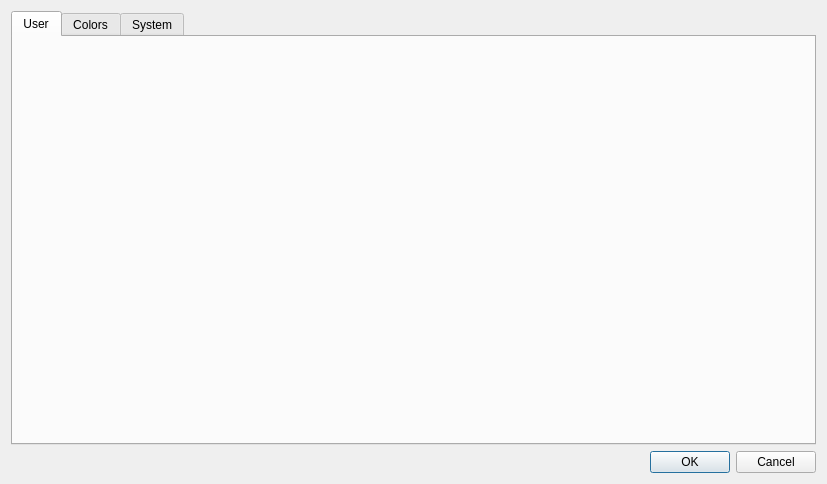
Old version of the form src/GrumpyIRC/preferenceswin.ui in the repository grumpy-irc/grumpy.
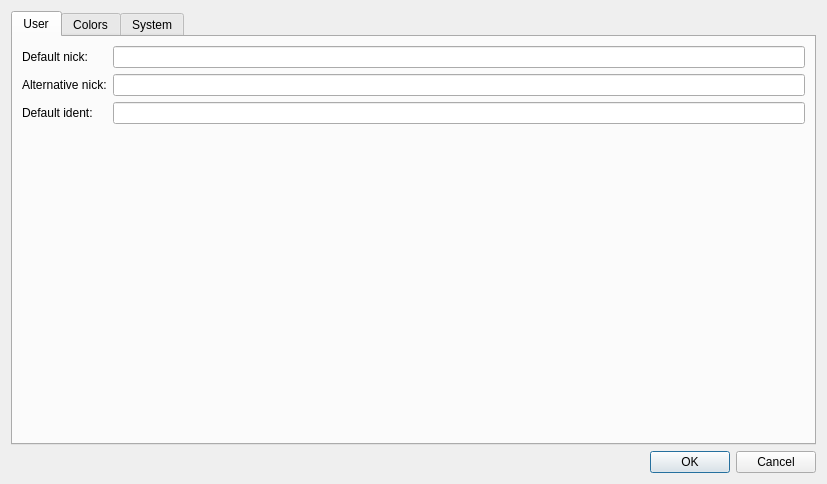
New version of the form.

Diff of the .ui file:
```diff
--- a/src/GrumpyIRC/preferenceswin.ui
+++ b/src/GrumpyIRC/preferenceswin.ui
@@ -23,6 +23,42 @@
       <attribute name="title">
        <string>User</string>
       </attribute>
+      <layout class="QVBoxLayout" name="verticalLayout_2">
+       <item>
+        <layout class="QFormLayout" name="formLayout">
+         <item row="0" column="0">
+          <widget class="QLabel" name="label">
+           <property name="text">
+            <string>Default nick:</string>
+           </property>
+          </widget>
+         </item>
+         <item row="0" column="1">
+          <widget class="QLineEdit" name="leNick"/>
+         </item>
+         <item row="1" column="0">
+          <widget class="QLabel" name="label_2">
+           <property name="text">
+            <string>Alternative nick:</string>
+           </property>
+          </widget>
+         </item>
+         <item row="2" column="0">
+          <widget class="QLabel" name="label_3">
+           <property name="text">
+            <string>Default ident:</string>
+           </property>
+          </widget>
+         </item>
+         <item row="1" column="1">
+          <widget class="QLineEdit" name="leNickFix"/>
+         </item>
+         <item row="2" column="1">
+          <widget class="QLineEdit" name="leIdent"/>
+         </item>
+        </layout>
+       </item>
+      </layout>
      </widget>
      <widget class="QWidget" name="tab_3">
       <attribute name="title">
```
Left out of the diff: 2 changed lines with no effect on the pictures.
